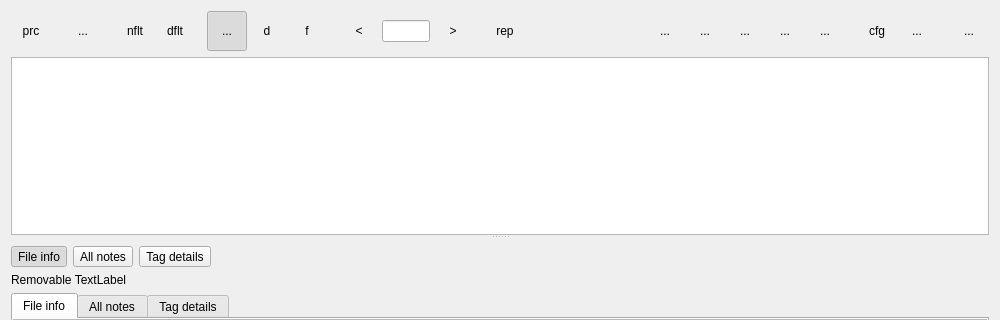
frispete/mp3diags, file mp3diags/src/MainForm.ui: the form before one commit; both pictures show x 0 to 1000 and y 0 to 320 of the 1000 by 685 pixel window.
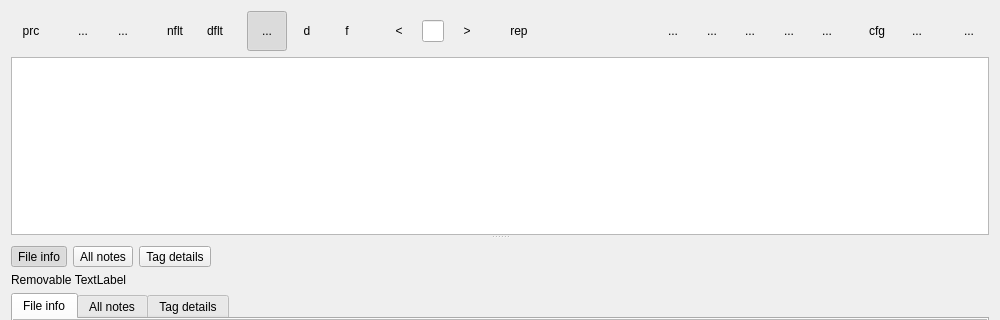
The form after the commit. Icons and pictures are not drawn.

Commit message: 30.09.2009 - 0.99.06.040 - "Various Artists" support - all pictures are shown and can be viewed in full size in "Tag details" - all pictures from a file are shown in the tag editor - patterns in the tag editor may now be disabled - better handling of text frames containing null characters - auto-size for the tag editor's "current file" area - better column widths in the tag editor - improved HTA for Windows build

```diff
--- a/mp3diags/src/MainForm.ui
+++ b/mp3diags/src/MainForm.ui
@@ -81,6 +81,24 @@
        </widget>
       </item>
       <item>
+       <widget class="QWidget" native="1" name="widget_8" >
+        <layout class="QHBoxLayout" >
+         <property name="spacing" >
+          <number>0</number>
+         </property>
+         <property name="leftMargin" >
+          <number>0</number>
+         </property>
+         <property name="topMargin" >
+          <number>0</number>
+         </property>
+         <property name="rightMargin" >
+          <number>0</number>
+         </property>
+         <property name="bottomMargin" >
+          <number>0</number>
+         </property>
+         <item>
        <widget class="QToolButton" name="m_pSessionsB" >
         <property name="minimumSize" >
          <size>
@@ -115,6 +133,46 @@
         <property name="autoRaise" >
          <bool>true</bool>
         </property>
+          </widget>
+         </item>
+         <item>
+          <widget class="QToolButton" name="m_pExportB" >
+           <property name="minimumSize" >
+            <size>
+             <width>40</width>
+             <height>40</height>
+            </size>
+           </property>
+           <property name="maximumSize" >
+            <size>
+             <width>40</width>
+             <height>40</height>
+            </size>
+           </property>
+           <property name="focusPolicy" >
+            <enum>Qt::NoFocus</enum>
+           </property>
+           <property name="toolTip" >
+            <string>Export ...</string>
+           </property>
+           <property name="text" >
+            <string>...</string>
+           </property>
+           <property name="icon" >
+            <iconset resource="Mp3Diags.qrc" >:/images/export.svg</iconset>
+           </property>
+           <property name="iconSize" >
+            <size>
+             <width>36</width>
+             <height>36</height>
+            </size>
+           </property>
+           <property name="autoRaise" >
+            <bool>true</bool>
+           </property>
+          </widget>
+         </item>
+        </layout>
        </widget>
       </item>
       <item>
```
Lines whose indentation alone changed are shown as unchanged. The commit also changes 60 other files.
